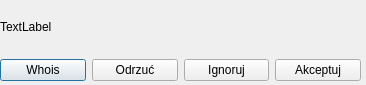
This is ui/priv.ui in gitter-badger/simplechatclient as Qt 5 draws it before an edit. The edited form follows.
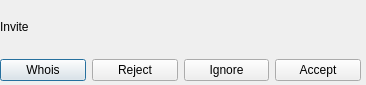
This is the edited form. Icons and pictures are not drawn.

What changed in the file:
```diff
--- a/ui/priv.ui
+++ b/ui/priv.ui
@@ -42,7 +42,7 @@
     <item>
      <widget class="QLabel" name="label">
       <property name="text">
-       <string>TextLabel</string>
+       <string>Invite</string>
       </property>
      </widget>
     </item>
@@ -61,21 +61,21 @@
       <item>
        <widget class="QPushButton" name="pushButtonReject">
         <property name="text">
-         <string>Odrzuć</string>
+         <string>Reject</string>
         </property>
        </widget>
       </item>
       <item>
        <widget class="QPushButton" name="pushButtonIgnore">
         <property name="text">
-         <string>Ignoruj</string>
+         <string>Ignore</string>
         </property>
        </widget>
       </item>
       <item>
        <widget class="QPushButton" name="pushButtonAccept">
         <property name="text">
-         <string>Akceptuj</string>
+         <string>Accept</string>
         </property>
        </widget>
       </item>
```
Left out of the diff: 2 changed lines with no effect on the pictures.
